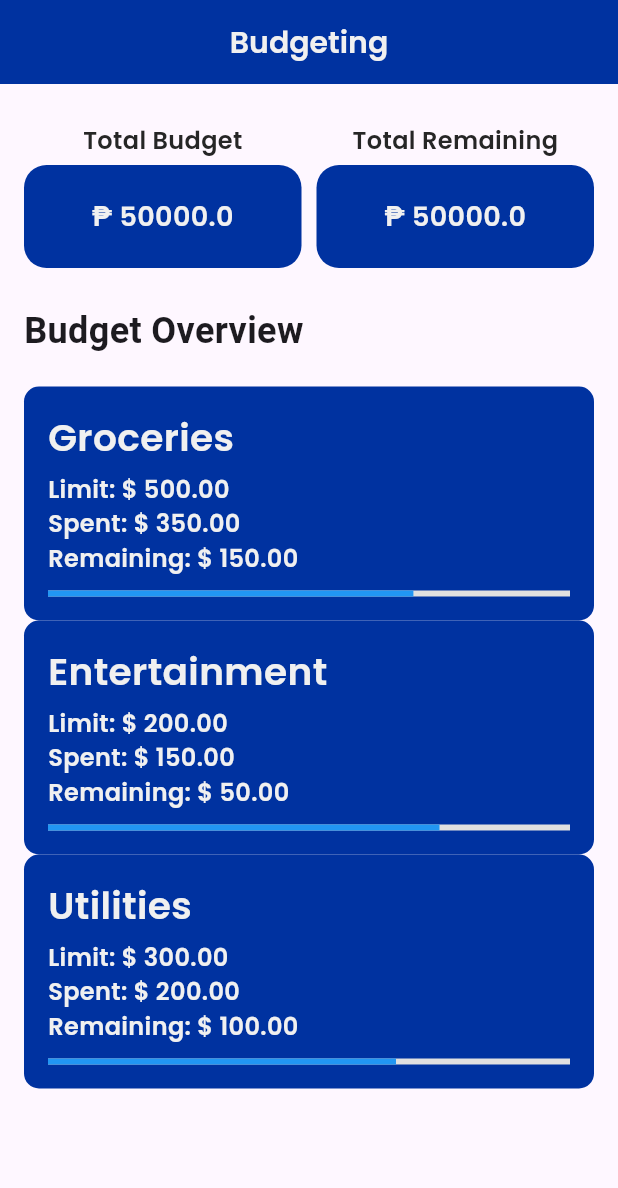
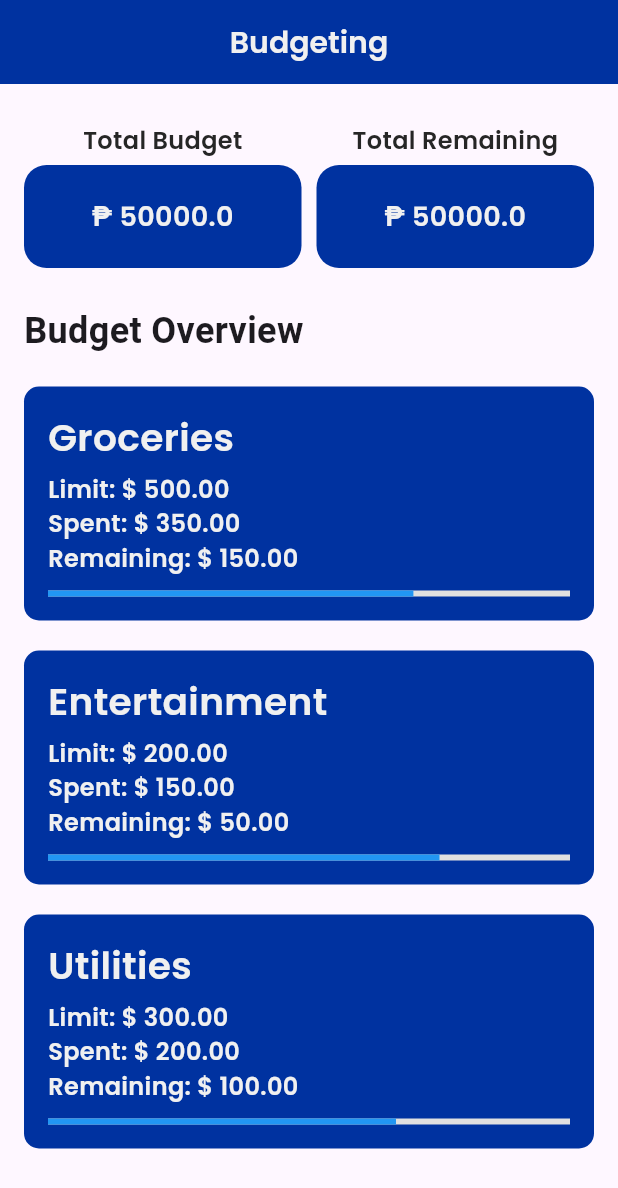
Before and after one commit to hydraadra112/perapal, a Flutter app: the Budget screen opened directly, on a phone screen of 412 x 824 dp. Shown: the top 1188 px of the screen. Run offline on Flutter 3.47's test engine with Material 3 defaults, Android fonts, the phone set to English and light mode, and no system bars; our stand-ins replace animated_splash_screen, google_fonts; missing offline and left inert: mongo_dart.

Commit message:
fixed type issue

```diff
--- a/lib/components/budget/budget_box.dart
+++ b/lib/components/budget/budget_box.dart
@@ -3,8 +3,8 @@ import 'package:perapal/utils/style.dart';
 
 class BudgetBox extends StatelessWidget {
   final String budgetName;
-  final double budgetLimit;
-  final double amountSpent;
+  final num budgetLimit;
+  final num amountSpent;
 
   const BudgetBox({
     super.key,
@@ -16,7 +16,7 @@ class BudgetBox extends StatelessWidget {
   @override
   Widget build(BuildContext context) {
     // Calculate the amount remaining
-    double amountRemaining = budgetLimit - amountSpent;
+    num amountRemaining = budgetLimit - amountSpent;
 
     // Calculate the percentage of budget spent
     double percentageSpent = amountSpent / budgetLimit;
@@ -28,6 +28,7 @@ class BudgetBox extends StatelessWidget {
         color: blue,
       ),
       child: Column(
+
         crossAxisAlignment: CrossAxisAlignment.start,
         children: [
           Text(
--- a/lib/pages/budget_page.dart
+++ b/lib/pages/budget_page.dart
@@ -1,4 +1,3 @@
-// budget_page.dart
 import 'package:flutter/material.dart';
 import 'package:perapal/utils/style.dart';
 import 'package:perapal/components/budget/budget_box.dart';
@@ -13,7 +12,7 @@ class Budget extends StatefulWidget {
 
 class _BudgetState extends State<Budget> {
   // List to store budget data
-  List<Map<String, dynamic>> budgets = [
+  final List<Map<String, dynamic>> budgets = [
     {'name': 'Groceries', 'limit': 500.0, 'spent': 350.0},
     {'name': 'Entertainment', 'limit': 200.0, 'spent': 150.0},
     {'name': 'Utilities', 'limit': 300.0, 'spent': 200.0},
@@ -38,7 +37,7 @@ class _BudgetState extends State<Budget> {
         child: Column(
           crossAxisAlignment: CrossAxisAlignment.start,
           children: [
-            const Padding(padding: const EdgeInsets.only(top: 10)),
+            const Padding(padding: EdgeInsets.only(top: 10)),
 
             const Row(
               // Display Total widgets side by side
@@ -64,23 +63,37 @@ class _BudgetState extends State<Budget> {
 
             const SizedBox(height: 20.0),
 
-            // ListView.builder to dynamically build BudgetBox widgets
-            ListView.builder(
-              shrinkWrap: true,
-              physics: const NeverScrollableScrollPhysics(),
-              itemCount: budgets.length,
-              itemBuilder: (context, index) {
-                final budget = budgets[index];
-                return BudgetBox(
+            // Iterate over the list and create BudgetBox for each item
+            for (var budget in budgets)
+              Padding(
+                padding: const EdgeInsets.only(bottom: 20.0),
+                child: BudgetBox(
                   budgetName: budget['name'],
                   budgetLimit: budget['limit'],
                   amountSpent: budget['spent'],
-                );
-              },
-            ),
+                ),
+              ),
+
+            const SizedBox(height: 20.0),
+
+
           ],
         ),
       ),
     );
   }
 }
+
+
+/*
+add new budget code
+ElevatedButton(
+              onPressed: () {
+                _addBudget('New Budget', 1000.0, 300.0);
+              },
+              child: const Text('Add New Budget'),
+            ),
+
+
+
+ */
```
Also changed, not shown: lib/components/savings/savings_box.dart (+9 -9 lines), lib/pages/savings_page.dart (+13 -6 lines).
